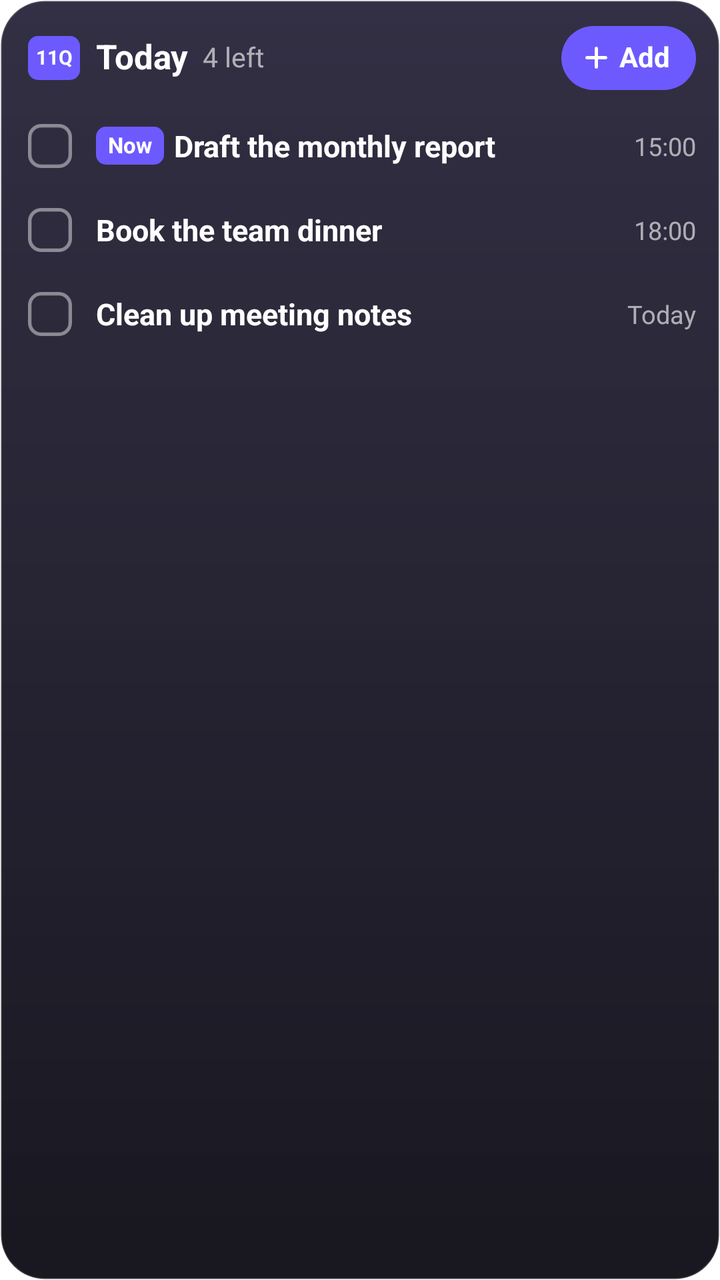
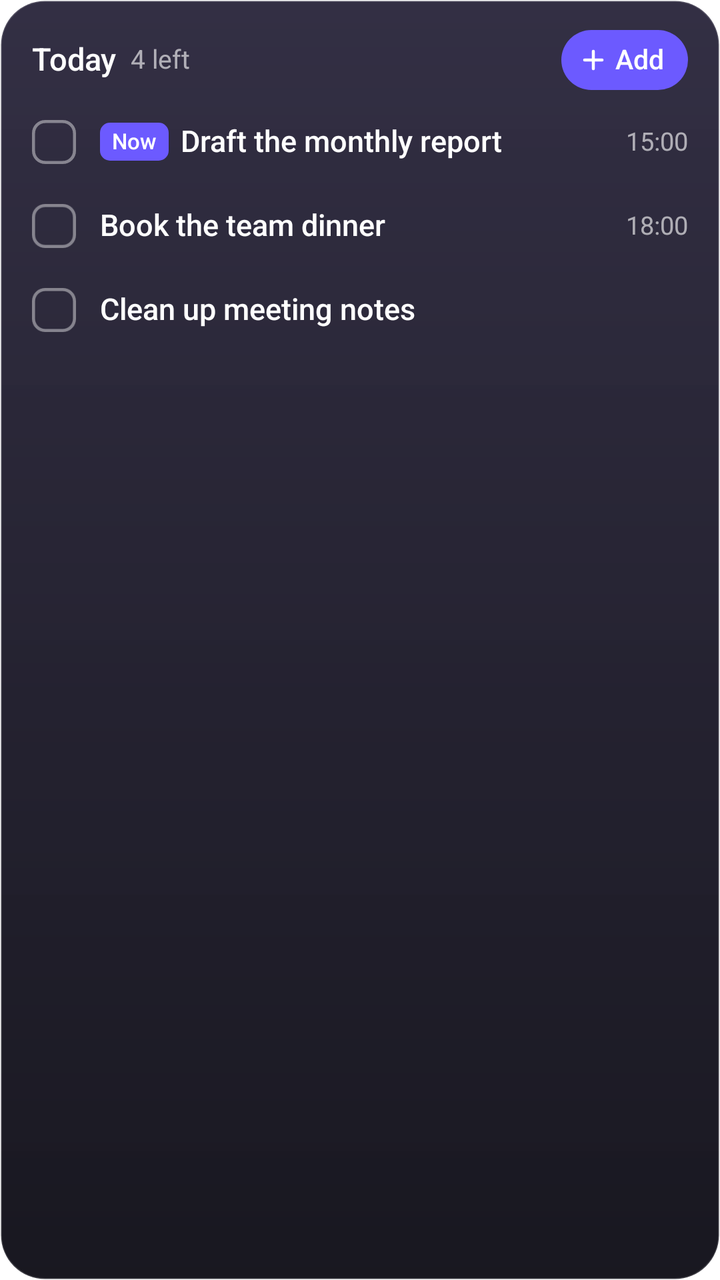

The first picture is an Android layout as it rendered before a commit; the second is the same layout after the commit. The layout source and the unified diff follow.
<!-- AndroidManifest.xml: fallback theme Theme.MaterialComponents.DayNight.NoActionBar -->
<!-- res/layout/q11_widget_preview.xml -->
<?xml version="1.0" encoding="utf-8"?>
<LinearLayout xmlns:android="http://schemas.android.com/apk/res/android"
    android:layout_width="match_parent"
    android:layout_height="match_parent"
    android:background="@drawable/q11_bg_glass"
    android:orientation="vertical"
    android:paddingStart="14dp"
    android:paddingTop="6dp"
    android:paddingEnd="12dp"
    android:paddingBottom="6dp">

    <LinearLayout
        android:layout_width="match_parent"
        android:layout_height="46dp"
        android:gravity="center_vertical"
        android:orientation="horizontal">

        <TextView
            android:layout_width="26dp"
            android:layout_height="22dp"
            android:background="@drawable/q11_round_white"
            android:backgroundTint="#FF6C5AFF"
            android:gravity="center"
            android:includeFontPadding="false"
            android:text="@string/q11_widget_title"
            android:textColor="#FFFFFFFF"
            android:textSize="10sp"
            android:textStyle="bold" />

        <TextView
            android:layout_width="wrap_content"
            android:layout_height="wrap_content"
            android:layout_marginStart="8dp"
            android:includeFontPadding="false"
            android:text="@string/q11_widget_today"
            android:textColor="#FFFFFFFF"
            android:textSize="17sp"
            android:textStyle="bold" />

        <TextView
            android:layout_width="0dp"
            android:layout_height="wrap_content"
            android:layout_marginStart="7dp"
            android:layout_weight="1"
            android:includeFontPadding="false"
            android:text="@string/q11_widget_pv_count"
            android:textColor="#9EFFFFFF"
            android:textSize="13.5sp" />

        <LinearLayout
            android:layout_width="wrap_content"
            android:layout_height="32dp"
            android:background="@drawable/q11_pill_white"
            android:backgroundTint="#FF6C5AFF"
            android:gravity="center_vertical"
            android:orientation="horizontal"
            android:paddingStart="10dp"
            android:paddingEnd="13dp">

            <ImageView
                android:layout_width="15dp"
                android:layout_height="15dp"
                android:importantForAccessibility="no"
                android:src="@drawable/q11_ic_plus" />

            <TextView
                android:layout_width="wrap_content"
                android:layout_height="wrap_content"
                android:layout_marginStart="4dp"
                android:includeFontPadding="false"
                android:text="@string/q11_widget_add_short"
                android:textColor="#FFFFFFFF"
                android:textSize="14sp"
                android:textStyle="bold" />
        </LinearLayout>
    </LinearLayout>

    <LinearLayout
        android:layout_width="match_parent"
        android:layout_height="42dp"
        android:gravity="center_vertical"
        android:orientation="horizontal">

        <ImageView
            android:layout_width="22dp"
            android:layout_height="22dp"
            android:layout_marginEnd="12dp"
            android:importantForAccessibility="no"
            android:src="@drawable/q11_chk_round"
            android:alpha="0.45"
            android:tint="#FFFFFFFF" />

        <TextView
            android:layout_width="wrap_content"
            android:layout_height="19dp"
            android:layout_marginEnd="5dp"
            android:background="@drawable/q11_round_white"
            android:backgroundTint="#FF6C5AFF"
            android:gravity="center"
            android:includeFontPadding="false"
            android:paddingStart="6dp"
            android:paddingEnd="6dp"
            android:text="@string/q11_widget_pv_now"
            android:textColor="#FFFFFFFF"
            android:textSize="11sp"
            android:textStyle="bold" />

        <TextView
            android:layout_width="0dp"
            android:layout_height="wrap_content"
            android:layout_weight="1"
            android:ellipsize="end"
            android:maxLines="1"
            android:text="@string/q11_widget_pv_1"
            android:textColor="#FFFFFFFF"
            android:textSize="15sp"
            android:textStyle="bold" />

        <TextView
            android:layout_width="wrap_content"
            android:layout_height="wrap_content"
            android:text="15:00"
            android:textColor="#9EFFFFFF"
            android:textSize="12.5sp" />
    </LinearLayout>

    <LinearLayout
        android:layout_width="match_parent"
        android:layout_height="42dp"
        android:gravity="center_vertical"
        android:orientation="horizontal">

        <ImageView
            android:layout_width="22dp"
            android:layout_height="22dp"
            android:layout_marginEnd="12dp"
            android:importantForAccessibility="no"
            android:src="@drawable/q11_chk_round"
            android:alpha="0.45"
            android:tint="#FFFFFFFF" />

        <TextView
            android:layout_width="0dp"
            android:layout_height="wrap_content"
            android:layout_weight="1"
            android:ellipsize="end"
            android:maxLines="1"
            android:text="@string/q11_widget_pv_2"
            android:textColor="#FFFFFFFF"
            android:textSize="15sp"
            android:textStyle="bold" />

        <TextView
            android:layout_width="wrap_content"
            android:layout_height="wrap_content"
            android:text="18:00"
            android:textColor="#9EFFFFFF"
            android:textSize="12.5sp" />
    </LinearLayout>

    <LinearLayout
        android:layout_width="match_parent"
        android:layout_height="42dp"
        android:gravity="center_vertical"
        android:orientation="horizontal">

        <ImageView
            android:layout_width="22dp"
            android:layout_height="22dp"
            android:layout_marginEnd="12dp"
            android:importantForAccessibility="no"
            android:src="@drawable/q11_chk_round"
            android:alpha="0.45"
            android:tint="#FFFFFFFF" />

        <TextView
            android:layout_width="0dp"
            android:layout_height="wrap_content"
            android:layout_weight="1"
            android:ellipsize="end"
            android:maxLines="1"
            android:text="@string/q11_widget_pv_3"
            android:textColor="#FFFFFFFF"
            android:textSize="15sp"
            android:textStyle="bold" />

        <TextView
            android:layout_width="wrap_content"
            android:layout_height="wrap_content"
            android:text="@string/q11_widget_today"
            android:textColor="#9EFFFFFF"
            android:textSize="12.5sp" />
    </LinearLayout>
</LinearLayout>
<!-- resources referenced by this layout -->
<resources>
  <!-- drawable q11_bg_glass (drawable) -->
  <?xml version="1.0" encoding="utf-8"?>
  <shape xmlns:android="http://schemas.android.com/apk/res/android" android:shape="rectangle">
      <gradient android:angle="270" android:startColor="#F228243A" android:endColor="#F7111019" android:type="linear" />
      <stroke android:width="1dp" android:color="#29FFFFFF" />
      <corners android:radius="22dp" />
  </shape>
  <!-- drawable q11_chk_round (drawable) -->
  <?xml version="1.0" encoding="utf-8"?>
  <vector xmlns:android="http://schemas.android.com/apk/res/android"
      android:width="20dp" android:height="20dp" android:viewportWidth="20" android:viewportHeight="20">
      <path android:fillColor="#00000000" android:strokeColor="#FFFFFFFF" android:strokeWidth="1.6"
          android:pathData="M6,0.8L14,0.8A5.2,5.2 0,0 1,19.2 6L19.2,14A5.2,5.2 0,0 1,14 19.2L6,19.2A5.2,5.2 0,0 1,0.8 14L0.8,6A5.2,5.2 0,0 1,6 0.8Z" />
  </vector>
  <!-- drawable q11_ic_plus (drawable) -->
  <?xml version="1.0" encoding="utf-8"?>
  <vector xmlns:android="http://schemas.android.com/apk/res/android"
      android:width="14dp" android:height="14dp" android:viewportWidth="24" android:viewportHeight="24">
      <path android:fillColor="#00000000" android:strokeColor="#FFFFFFFF" android:strokeWidth="2.6"
          android:strokeLineCap="round" android:pathData="M12,4.5L12,19.5M4.5,12L19.5,12" />
  </vector>
  <!-- drawable q11_pill_white (drawable) -->
  <?xml version="1.0" encoding="utf-8"?>
  <shape xmlns:android="http://schemas.android.com/apk/res/android" android:shape="rectangle">
      <solid android:color="#FFFFFFFF" />
      <corners android:radius="999dp" />
  </shape>
  <!-- drawable q11_round_white (drawable) -->
  <?xml version="1.0" encoding="utf-8"?>
  <shape xmlns:android="http://schemas.android.com/apk/res/android" android:shape="rectangle">
      <solid android:color="#FFFFFFFF" />
      <corners android:radius="5dp" />
  </shape>
  <string name="q11_widget_add_short">Add</string>
  <string name="q11_widget_pv_1">Draft the monthly report</string>
  <string name="q11_widget_pv_2">Book the team dinner</string>
  <string name="q11_widget_pv_3">Clean up meeting notes</string>
  <string name="q11_widget_pv_count">4 left</string>
  <string name="q11_widget_pv_now">Now</string>
  <string name="q11_widget_title" translatable="false">11Q</string>
  <string name="q11_widget_today">Today</string>
</resources>

<!-- the commit's change to res/layout/q11_widget_preview.xml (unified diff, before → after) -->
@@ -4,62 +4,54 @@
     android:layout_height="match_parent"
     android:background="@drawable/q11_bg_glass"
     android:orientation="vertical"
-    android:paddingStart="14dp"
-    android:paddingTop="6dp"
-    android:paddingEnd="12dp"
-    android:paddingBottom="6dp">
+    android:paddingStart="16dp"
+    android:paddingTop="12dp"
+    android:paddingEnd="16dp"
+    android:paddingBottom="10dp">
 
     <LinearLayout
         android:layout_width="match_parent"
-        android:layout_height="46dp"
+        android:layout_height="36dp"
         android:gravity="center_vertical"
         android:orientation="horizontal">
 
-        <TextView
-            android:layout_width="26dp"
-            android:layout_height="22dp"
-            android:background="@drawable/q11_round_white"
-            android:backgroundTint="#FF6C5AFF"
-            android:gravity="center"
-            android:includeFontPadding="false"
-            android:text="@string/q11_widget_title"
-            android:textColor="#FFFFFFFF"
-            android:textSize="10sp"
-            android:textStyle="bold" />
-
-        <TextView
-            android:layout_width="wrap_content"
-            android:layout_height="wrap_content"
-            android:layout_marginStart="8dp"
-            android:includeFontPadding="false"
-            android:text="@string/q11_widget_today"
-            android:textColor="#FFFFFFFF"
-            android:textSize="17sp"
-            android:textStyle="bold" />
-
-        <TextView
-            android:layout_width="0dp"
-            android:layout_height="wrap_content"
-            android:layout_marginStart="7dp"
-            android:layout_weight="1"
-            android:includeFontPadding="false"
-            android:text="@string/q11_widget_pv_count"
-            android:textColor="#9EFFFFFF"
-            android:textSize="13.5sp" />
+                <TextView
+                    android:layout_width="wrap_content"
+                    android:layout_height="wrap_content"
+                    android:includeFontPadding="false"
+                    android:maxLines="1"
+                    android:fontFamily="sans-serif-medium"
+                    android:text="@string/q11_widget_today"
+                    android:textColor="#FFFFFFFF"
+                    android:textSize="15.5sp" />
+
+                <TextView
+                    android:layout_width="0dp"
+                    android:layout_height="wrap_content"
+                    android:layout_marginStart="7dp"
+                    android:layout_weight="1"
+                    android:ellipsize="end"
+                    android:fontFeatureSettings="tnum"
+                    android:includeFontPadding="false"
+                    android:maxLines="1"
+                    android:text="@string/q11_widget_pv_count"
+                    android:textColor="#9EFFFFFF"
+                    android:textSize="13sp" />
 
         <LinearLayout
             android:layout_width="wrap_content"
-            android:layout_height="32dp"
-            android:background="@drawable/q11_pill_white"
+            android:layout_height="30dp"
+            android:layout_marginStart="14dp"
+            android:background="@drawable/q11_f_pill"
             android:backgroundTint="#FF6C5AFF"
             android:gravity="center_vertical"
             android:orientation="horizontal"
-            android:paddingStart="10dp"
-            android:paddingEnd="13dp">
+            android:paddingStart="9dp"
+            android:paddingEnd="12dp">
 
             <ImageView
-                android:layout_width="15dp"
-                android:layout_height="15dp"
+                android:layout_width="14dp"
+                android:layout_height="14dp"
                 android:importantForAccessibility="no"
                 android:src="@drawable/q11_ic_plus" />
 
@@ -68,127 +60,149 @@
                 android:layout_height="wrap_content"
                 android:layout_marginStart="4dp"
                 android:includeFontPadding="false"
+                android:fontFamily="sans-serif-medium"
                 android:text="@string/q11_widget_add_short"
                 android:textColor="#FFFFFFFF"
-                android:textSize="14sp"
-                android:textStyle="bold" />
+                android:textSize="13.5sp" />
         </LinearLayout>
     </LinearLayout>
 
     <LinearLayout
         android:layout_width="match_parent"
-        android:layout_height="42dp"
-        android:gravity="center_vertical"
-        android:orientation="horizontal">
-
-        <ImageView
-            android:layout_width="22dp"
-            android:layout_height="22dp"
-            android:layout_marginEnd="12dp"
-            android:importantForAccessibility="no"
-            android:src="@drawable/q11_chk_round"
-            android:alpha="0.45"
-            android:tint="#FFFFFFFF" />
-
-        <TextView
-            android:layout_width="wrap_content"
-            android:layout_height="19dp"
-            android:layout_marginEnd="5dp"
-            android:background="@drawable/q11_round_white"
-            android:backgroundTint="#FF6C5AFF"
-            android:gravity="center"
-            android:includeFontPadding="false"
-            android:paddingStart="6dp"
-            android:paddingEnd="6dp"
-            android:text="@string/q11_widget_pv_now"
-            android:textColor="#FFFFFFFF"
-            android:textSize="11sp"
-            android:textStyle="bold" />
-
-        <TextView
-            android:layout_width="0dp"
-            android:layout_height="wrap_content"
-            android:layout_weight="1"
-            android:ellipsize="end"
-            android:maxLines="1"
-            android:text="@string/q11_widget_pv_1"
-            android:textColor="#FFFFFFFF"
-            android:textSize="15sp"
-            android:textStyle="bold" />
-
-        <TextView
-            android:layout_width="wrap_content"
-            android:layout_height="wrap_content"
-            android:text="15:00"
-            android:textColor="#9EFFFFFF"
-            android:textSize="12.5sp" />
-    </LinearLayout>
-
-    <LinearLayout
-        android:layout_width="match_parent"
-        android:layout_height="42dp"
-        android:gravity="center_vertical"
-        android:orientation="horizontal">
-
-        <ImageView
-            android:layout_width="22dp"
-            android:layout_height="22dp"
-            android:layout_marginEnd="12dp"
-            android:importantForAccessibility="no"
-            android:src="@drawable/q11_chk_round"
-            android:alpha="0.45"
-            android:tint="#FFFFFFFF" />
-
-        <TextView
-            android:layout_width="0dp"
-            android:layout_height="wrap_content"
-            android:layout_weight="1"
-            android:ellipsize="end"
-            android:maxLines="1"
-            android:text="@string/q11_widget_pv_2"
-            android:textColor="#FFFFFFFF"
-            android:textSize="15sp"
-            android:textStyle="bold" />
-
-        <TextView
-            android:layout_width="wrap_content"
-            android:layout_height="wrap_content"
-            android:text="18:00"
-            android:textColor="#9EFFFFFF"
-            android:textSize="12.5sp" />
-    </LinearLayout>
-
-    <LinearLayout
-        android:layout_width="match_parent"
-        android:layout_height="42dp"
-        android:gravity="center_vertical"
-        android:orientation="horizontal">
-
-        <ImageView
-            android:layout_width="22dp"
-            android:layout_height="22dp"
-            android:layout_marginEnd="12dp"
-            android:importantForAccessibility="no"
-            android:src="@drawable/q11_chk_round"
-            android:alpha="0.45"
-            android:tint="#FFFFFFFF" />
-
-        <TextView
-            android:layout_width="0dp"
-            android:layout_height="wrap_content"
-            android:layout_weight="1"
-            android:ellipsize="end"
-            android:maxLines="1"
-            android:text="@string/q11_widget_pv_3"
-            android:textColor="#FFFFFFFF"
-            android:textSize="15sp"
-            android:textStyle="bold" />
-
-        <TextView
-            android:layout_width="wrap_content"
-            android:layout_height="wrap_content"
-            android:text="@string/q11_widget_today"
-            android:textColor="#9EFFFFFF"
-            android:textSize="12.5sp" />
-    </LinearLayout>
+        android:layout_height="wrap_content"
+        android:layout_marginTop="2dp"
+        android:orientation="vertical">
+
+            <LinearLayout
+                android:layout_width="match_parent"
+                android:layout_height="42dp"
+                android:gravity="center_vertical"
+                android:orientation="horizontal">
+
+                <ImageView
+                    android:layout_width="22dp"
+                    android:layout_height="22dp"
+                    android:layout_marginEnd="12dp"
+                    android:alpha="0.42"
+                    android:importantForAccessibility="no"
+                    android:src="@drawable/q11_chk_round"
+                    android:tint="#FFFFFFFF" />
+
+                <TextView
+                    android:layout_width="wrap_content"
+                    android:layout_height="19dp"
+                    android:layout_marginEnd="6dp"
+                    android:background="@drawable/q11_round_white"
+                    android:backgroundTint="#FF6C5AFF"
+                    android:gravity="center"
+                    android:includeFontPadding="false"
+                    android:paddingStart="6dp"
+                    android:paddingEnd="6dp"
+                    android:fontFamily="sans-serif-medium"
+                    android:text="@string/q11_widget_pv_now"
+                    android:textColor="#FFFFFFFF"
+                    android:textSize="11sp" />
+
+                <TextView
+                    android:layout_width="0dp"
+                    android:layout_height="wrap_content"
+                    android:layout_weight="1"
+                    android:ellipsize="end"
+                    android:includeFontPadding="false"
+                    android:maxLines="1"
+                    android:fontFamily="sans-serif-medium"
+                    android:text="@string/q11_widget_pv_1"
+                    android:textColor="#FFFFFFFF"
+                    android:textSize="15sp" />
+
+                <TextView
+                    android:layout_width="wrap_content"
+                    android:layout_height="wrap_content"
+                    android:layout_marginStart="8dp"
+                    android:fontFeatureSettings="tnum"
+                    android:includeFontPadding="false"
+                    android:maxLines="1"
+                    android:text="15:00"
+                    android:textColor="#9EFFFFFF"
+                    android:textSize="12.5sp" />
+            </LinearLayout>
+
+            <LinearLayout
+                android:layout_width="match_parent"
+                android:layout_height="42dp"
+                android:gravity="center_vertical"
+                android:orientation="horizontal">
+
+                <ImageView
+                    android:layout_width="22dp"
+                    android:layout_height="22dp"
+                    android:layout_marginEnd="12dp"
+                    android:alpha="0.42"
+                    android:importantForAccessibility="no"
+                    android:src="@drawable/q11_chk_round"
+                    android:tint="#FFFFFFFF" />
+
+                <TextView
+                    android:layout_width="0dp"
+                    android:layout_height="wrap_content"
+                    android:layout_weight="1"
+                    android:ellipsize="end"
+                    android:includeFontPadding="false"
+                    android:maxLines="1"
+                    android:fontFamily="sans-serif-medium"
+                    android:text="@string/q11_widget_pv_2"
+                    android:textColor="#FFFFFFFF"
+                    android:textSize="15sp" />
+
+                <TextView
+                    android:layout_width="wrap_content"
+                    android:layout_height="wrap_content"
+                    android:layout_marginStart="8dp"
+                    android:fontFeatureSettings="tnum"
+                    android:includeFontPadding="false"
+                    android:maxLines="1"
+                    android:text="18:00"
+                    android:textColor="#9EFFFFFF"
+                    android:textSize="12.5sp" />
+            </LinearLayout>
+
+            <LinearLayout
+                android:layout_width="match_parent"
+                android:layout_height="42dp"
+                android:gravity="center_vertical"
+                android:orientation="horizontal">
+
+                <ImageView
+                    android:layout_width="22dp"
+                    android:layout_height="22dp"
+                    android:layout_marginEnd="12dp"
+                    android:alpha="0.42"
+                    android:importantForAccessibility="no"
+                    android:src="@drawable/q11_chk_round"
+                    android:tint="#FFFFFFFF" />
+
+                <TextView
+                    android:layout_width="0dp"
+                    android:layout_height="wrap_content"
+                    android:layout_weight="1"
+                    android:ellipsize="end"
+                    android:includeFontPadding="false"
+                    android:maxLines="1"
+                    android:fontFamily="sans-serif-medium"
+                    android:text="@string/q11_widget_pv_3"
+                    android:textColor="#FFFFFFFF"
+                    android:textSize="15sp" />
+
+                <TextView
+                    android:layout_width="wrap_content"
+                    android:layout_height="wrap_content"
+                    android:layout_marginStart="8dp"
+                    android:fontFeatureSettings="tnum"
+                    android:includeFontPadding="false"
+                    android:maxLines="1"
+                    android:text=""
+                    android:textColor="#9EFFFFFF"
+                    android:textSize="12.5sp" />
+            </LinearLayout>
+        </LinearLayout>
 </LinearLayout>
<!-- resource entries referenced after the edit -->
@@ -11,9 +11,15 @@
   <?xml version="1.0" encoding="utf-8"?>
   <vector xmlns:android="http://schemas.android.com/apk/res/android"
       android:width="20dp" android:height="20dp" android:viewportWidth="20" android:viewportHeight="20">
-      <path android:fillColor="#00000000" android:strokeColor="#FFFFFFFF" android:strokeWidth="1.6"
-          android:pathData="M6,0.8L14,0.8A5.2,5.2 0,0 1,19.2 6L19.2,14A5.2,5.2 0,0 1,14 19.2L6,19.2A5.2,5.2 0,0 1,0.8 14L0.8,6A5.2,5.2 0,0 1,6 0.8Z" />
+      <path android:fillColor="#00000000" android:strokeColor="#FFFFFFFF" android:strokeWidth="1.4"
+          android:pathData="M6,0.7L14,0.7A5.3,5.3 0,0 1,19.3 6L19.3,14A5.3,5.3 0,0 1,14 19.3L6,19.3A5.3,5.3 0,0 1,0.7 14L0.7,6A5.3,5.3 0,0 1,6 0.7Z" />
   </vector>
+  <!-- drawable q11_f_pill (drawable) -->
+  <?xml version="1.0" encoding="utf-8"?>
+  <shape xmlns:android="http://schemas.android.com/apk/res/android" android:shape="rectangle">
+      <solid android:color="#FFFFFFFF" />
+      <corners android:radius="999dp" />
+  </shape>
   <!-- drawable q11_ic_plus (drawable) -->
   <?xml version="1.0" encoding="utf-8"?>
   <vector xmlns:android="http://schemas.android.com/apk/res/android"
@@ -21,12 +27,6 @@
       <path android:fillColor="#00000000" android:strokeColor="#FFFFFFFF" android:strokeWidth="2.6"
           android:strokeLineCap="round" android:pathData="M12,4.5L12,19.5M4.5,12L19.5,12" />
   </vector>
-  <!-- drawable q11_pill_white (drawable) -->
-  <?xml version="1.0" encoding="utf-8"?>
-  <shape xmlns:android="http://schemas.android.com/apk/res/android" android:shape="rectangle">
-      <solid android:color="#FFFFFFFF" />
-      <corners android:radius="999dp" />
-  </shape>
   <!-- drawable q11_round_white (drawable) -->
   <?xml version="1.0" encoding="utf-8"?>
   <shape xmlns:android="http://schemas.android.com/apk/res/android" android:shape="rectangle">
@@ -39,7 +39,6 @@
   <string name="q11_widget_pv_3">Clean up meeting notes</string>
   <string name="q11_widget_pv_count">4 left</string>
   <string name="q11_widget_pv_now">Now</string>
-  <string name="q11_widget_title" translatable="false">11Q</string>
   <string name="q11_widget_today">Today</string>
 </resources>
 
